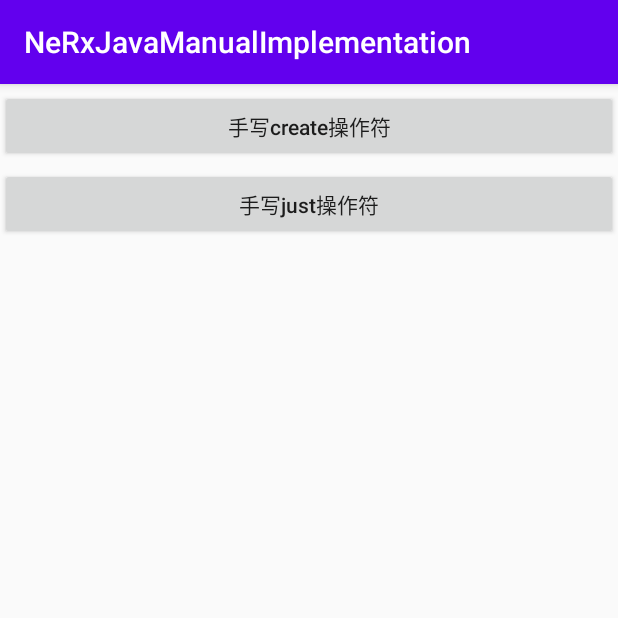
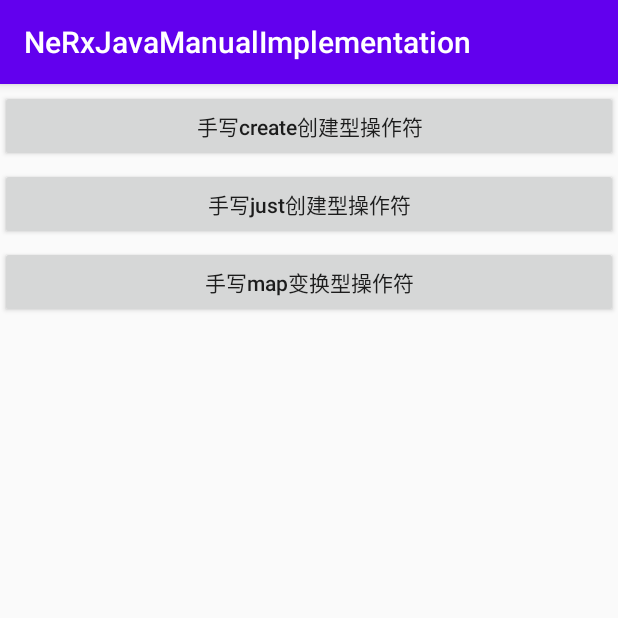
Before and after one commit to tianyalu/NeRxJavaManualImplementation, an Android app: the screen it shows after launch (MainActivity), on a phone screen of 412 x 824 dp, the top half of it. Run offline under Robolectric (Android 15) with nearby library versions, the phone set to English and light mode, and no system bars.

Commit message:
map变换操作符

```diff
--- /dev/null
+++ b/app/src/main/java/com/sty/ne/rxjava/manualimplementation/custom_rxjava/Function.java
@@ -0,0 +1,10 @@
+package com.sty.ne.rxjava.manualimplementation.custom_rxjava;
+
+/**
+ * @Author: tian
+ * @UpdateDate: 2020/9/2 8:18 PM
+ */
+public interface Function<T, R> {
+
+    public R apply(T t); //变换的行为标准
+}
--- a/app/src/main/res/layout/activity_main.xml
+++ b/app/src/main/res/layout/activity_main.xml
@@ -11,7 +11,7 @@
         android:id="@+id/btn_create_operator"
         android:layout_width="match_parent"
         android:layout_height="wrap_content"
-        android:text="手写create操作符"
+        android:text="手写create创建型操作符"
         android:textAllCaps="false"
         android:layout_marginTop="4dp"/>
 
@@ -19,7 +19,15 @@
         android:id="@+id/btn_just_operator"
         android:layout_width="match_parent"
         android:layout_height="wrap_content"
-        android:text="手写just操作符"
+        android:text="手写just创建型操作符"
+        android:textAllCaps="false"
+        android:layout_marginTop="4dp"/>
+
+    <Button
+        android:id="@+id/btn_map_operator"
+        android:layout_width="match_parent"
+        android:layout_height="wrap_content"
+        android:text="手写map变换型操作符"
         android:textAllCaps="false"
         android:layout_marginTop="4dp"/>
 
```
Also changed, not shown: app/src/main/java/com/sty/ne/rxjava/manualimplementation/MainActivity.java (+77 -0 lines), app/src/main/java/com/sty/ne/rxjava/manualimplementation/custom_rxjava/Observable.java (+12 -0 lines), app/src/main/java/com/sty/ne/rxjava/manualimplementation/custom_rxjava/ObservableMap.java (added, +77 -0 lines), 2 other files.
